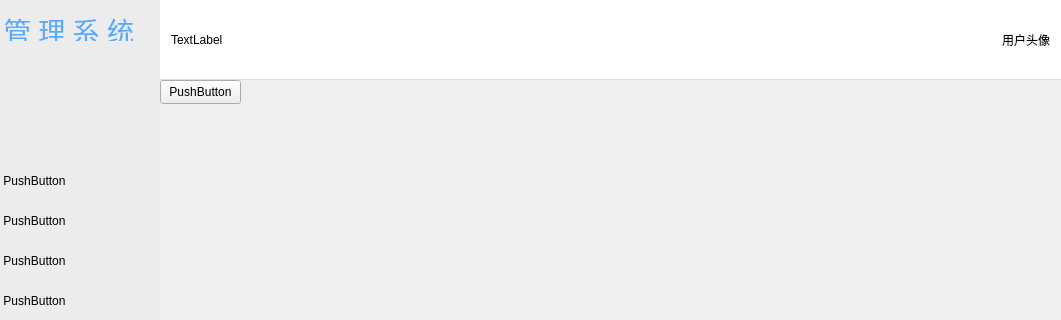
com567/NewRepo, file Module/Home/HomePage.ui: the form before one commit; both pictures show x 91 to 1152 and y 0 to 320 of the 1152 by 872 pixel window.
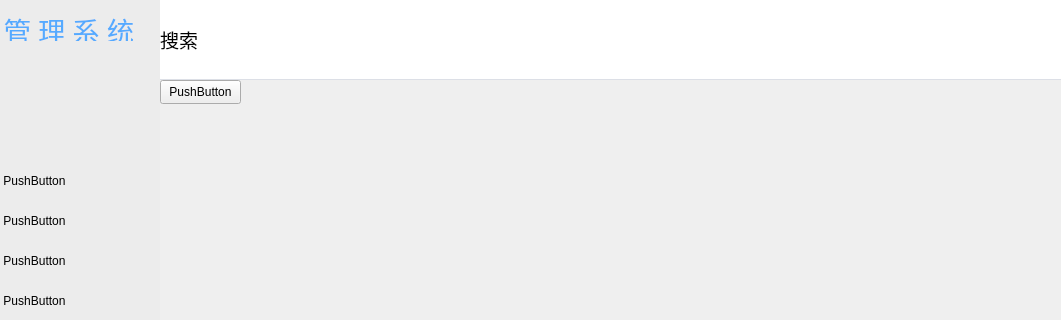
The form after the commit. Custom widgets are drawn as their Qt base class.

Commit message: 6.13 基本完成了修改用户信息的全部逻辑

Patch:
```diff
--- a/Module/Home/HomePage.ui
+++ b/Module/Home/HomePage.ui
@@ -228,10 +228,25 @@
 }</string>
            </property>
            <layout class="QHBoxLayout" name="horizontalLayout_3">
+            <property name="spacing">
+             <number>0</number>
+            </property>
+            <property name="leftMargin">
+             <number>0</number>
+            </property>
+            <property name="topMargin">
+             <number>0</number>
+            </property>
+            <property name="rightMargin">
+             <number>9</number>
+            </property>
+            <property name="bottomMargin">
+             <number>0</number>
+            </property>
             <item>
              <widget class="QLabel" name="label_2">
               <property name="text">
-               <string>TextLabel</string>
+               <string>&lt;html&gt;&lt;head/&gt;&lt;body&gt;&lt;p&gt;&lt;span style=&quot; font-size:14pt;&quot;&gt;搜索&lt;/span&gt;&lt;/p&gt;&lt;/body&gt;&lt;/html&gt;</string>
               </property>
              </widget>
             </item>
@@ -251,7 +266,7 @@
             <item>
              <widget class="ClickLabel" name="Head_portrait">
               <property name="text">
-               <string>用户头像</string>
+               <string/>
               </property>
              </widget>
             </item>
```
The commit also changes 17 other files.
